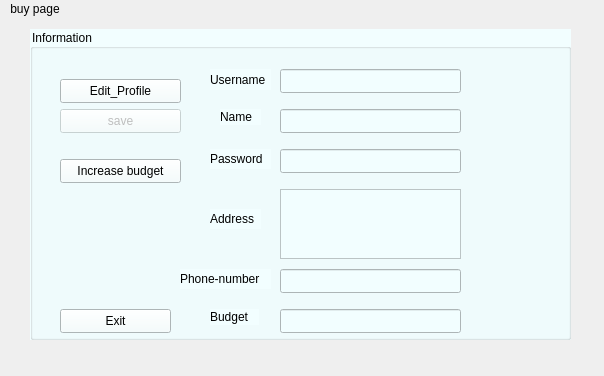
The window that Login_And_Admin/edit_profile_client.ui (AP-projects-4001/esm-nadarim) describes before a commit, drawn with Qt 5.
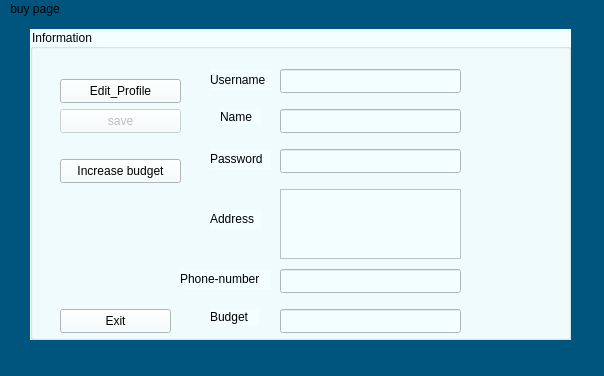
The same window after the commit.

```diff
--- a/Login_And_Admin/edit_profile_client.ui
+++ b/Login_And_Admin/edit_profile_client.ui
@@ -26,8 +26,7 @@
    <string>MainWindow</string>
   </property>
   <property name="styleSheet">
-   <string notr="true">border-color: rgb(82, 241, 255);
-border-color: rgb(8, 177, 255);
+   <string notr="true">background-color: rgb(0, 85, 127);
 </string>
   </property>
   <widget class="QWidget" name="centralwidget">
```
